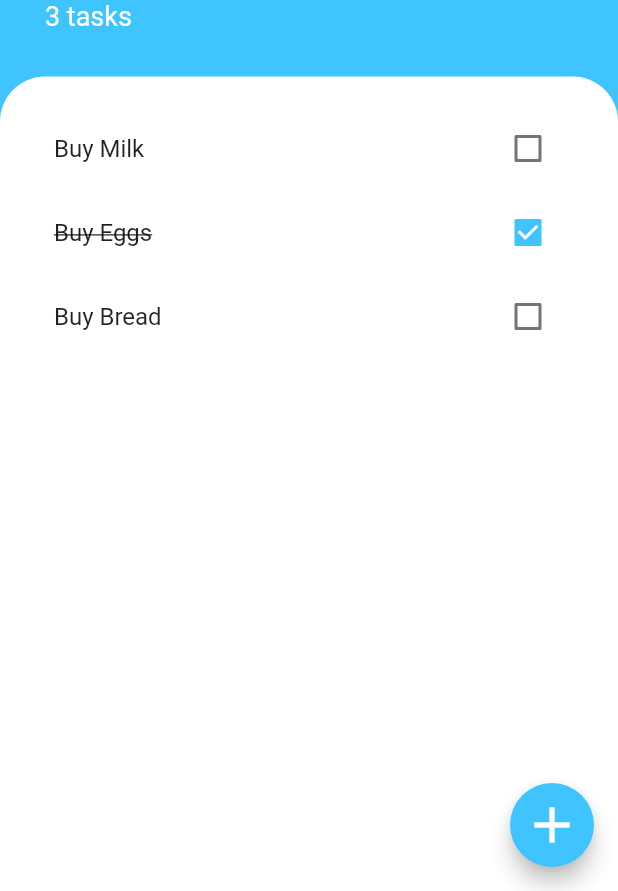
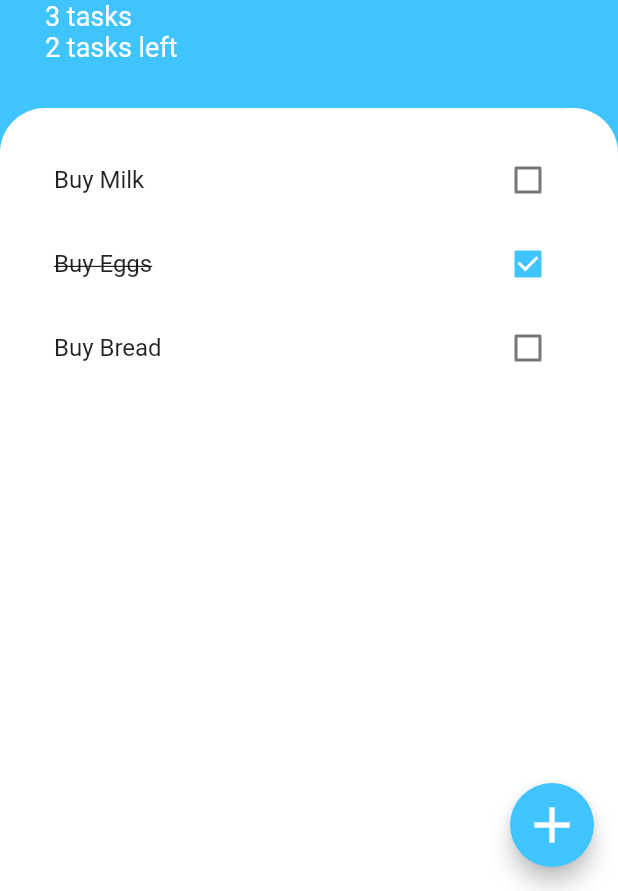
Before and after one commit to Jiaxen/flutter_todoey, a Flutter app: the screen it shows after launch, on a phone screen of 412 x 824 dp, the part 345-1236 px from its top. Run offline on Flutter 3.47's test engine with Material 2 defaults, Android fonts, the phone set to English and light mode, and no system bars.

Commit message:
Change to provider model

```diff
--- a/lib/main.dart
+++ b/lib/main.dart
@@ -1,5 +1,9 @@
 import 'package:flutter/material.dart';
 import 'package:todoey_flutter/screens/tasks_screen.dart';
+import 'package:provider/provider.dart';
+
+import 'model/task_data.dart';
+
 
 void main() {
   runApp(const MyApp());
@@ -10,8 +14,13 @@ class MyApp extends StatelessWidget {
 
   @override
   Widget build(BuildContext context) {
-    return MaterialApp(
-      home: TasksScreen(),
+    return ChangeNotifierProvider(
+      create: (BuildContext context) {
+        return TaskData();
+      },
+      child: MaterialApp(
+        home: TasksScreen(),
+      ),
     );
   }
 }
--- /dev/null
+++ b/lib/model/task_data.dart
@@ -0,0 +1,22 @@
+import 'package:flutter/foundation.dart';
+import 'task.dart';
+
+class TaskData extends ChangeNotifier {
+  List<Task> task_list = [
+    Task(label: 'Buy Milk', checked: false),
+    Task(label: 'Buy Eggs', checked: true),
+    Task(label: 'Buy Bread', checked: false),
+  ];
+
+    int get taskCount {
+      return task_list.length;
+    }
+
+    int get openTaskCount {
+        return task_list.where((element) => element.checked == false).length;
+    }
+
+    void addTask(String newTaskLabel) {
+      task_list.add(Task(label: newTaskLabel));
+    }
+}
--- a/lib/screens/add_task_screen.dart
+++ b/lib/screens/add_task_screen.dart
@@ -1,9 +1,8 @@
 import 'package:flutter/material.dart';
+import 'package:provider/provider.dart';
+import 'package:todoey_flutter/model/task_data.dart';
 
 class AddTaskScreen extends StatelessWidget {
-  AddTaskScreen({required this.onAddCallback});
-
-  late void Function(String?) onAddCallback;
 
   @override
   Widget build(BuildContext context) {
@@ -33,7 +32,7 @@ class AddTaskScreen extends StatelessWidget {
             child: Text('Add',
                 textAlign: TextAlign.center, style: TextStyle(fontSize: 16)),
             onPressed: (){
-              onAddCallback(newTaskLabel);
+              Provider.of<TaskData>(context).addTask(newTaskLabel);
             },
           )
         ]),
--- a/lib/screens/tasks_screen.dart
+++ b/lib/screens/tasks_screen.dart
@@ -1,20 +1,11 @@
 import 'package:flutter/material.dart';
-import 'package:todoey_flutter/model/task.dart';
 import 'package:todoey_flutter/screens/add_task_screen.dart';
 import 'package:todoey_flutter/widgets/task_list.dart';
+import 'package:provider/provider.dart';
+import 'package:todoey_flutter/model/task_data.dart';
 
-class TasksScreen extends StatefulWidget {
+class TasksScreen extends StatelessWidget {
 
-  @override
-  State<TasksScreen> createState() => _TasksScreenState();
-}
-
-class _TasksScreenState extends State<TasksScreen> {
-  List<Task> task_list = [
-    Task(label: 'Buy Milk', checked: false),
-    Task(label: 'Buy Eggs', checked: true),
-    Task(label: 'Buy Bread', checked: false),
-  ];
 
   @override
   Widget build(BuildContext context) {
@@ -26,13 +17,7 @@ class _TasksScreenState extends State<TasksScreen> {
           onPressed: () {
             showModalBottomSheet(
               context: context,
-              builder: (context) => AddTaskScreen(onAddCallback: (newTaskLabel) {
-                print(newTaskLabel);
-                setState(() {
-                  task_list.add(Task(label: newTaskLabel, checked: false));
-                });
-                Navigator.pop(context);
-                },),
+              builder: (context) => AddTaskScreen(),
               shape: RoundedRectangleBorder(
                 borderRadius: BorderRadius.circular(20.0),
               ),
@@ -66,7 +51,13 @@ class _TasksScreenState extends State<TasksScreen> {
                       fontWeight: FontWeight.w700),
                 ),
                 Text(
-                  '${task_list.length} tasks',
+                  '${Provider.of<TaskData>(context).taskCount} tasks',
+                  style: TextStyle(
+                    color: Colors.white,
+                    fontSize: 18,
+                  ),
+                ),                Text(
+                  '${Provider.of<TaskData>(context).openTaskCount} tasks left',
                   style: TextStyle(
                     color: Colors.white,
                     fontSize: 18,
@@ -82,7 +73,7 @@ class _TasksScreenState extends State<TasksScreen> {
                   borderRadius: BorderRadius.only(
                       topLeft: Radius.circular(30),
                       topRight: Radius.circular(30))),
-              child: TaskList(taskList: task_list,),
+              child: TaskList(),
             ),
           )
         ],
--- a/lib/widgets/task_list.dart
+++ b/lib/widgets/task_list.dart
@@ -1,30 +1,28 @@
 import 'package:flutter/material.dart';
 import 'package:todoey_flutter/widgets/task_tile.dart';
 import 'package:todoey_flutter/model/task.dart';
+import 'package:todoey_flutter/model/task_data.dart';
+import 'package:provider/provider.dart';
 
-
-class TaskList extends StatefulWidget {
-  const TaskList({this.taskList = const []});
-  final List<Task> taskList;
-
-  @override
-  State<TaskList> createState() => _TaskListState();
-}
-
-class _TaskListState extends State<TaskList> {
-
+class TaskList extends StatelessWidget {
   @override
   Widget build(BuildContext context) {
-    return ListView.builder(
-        padding: EdgeInsets.symmetric(vertical: 20, horizontal: 20),
-      itemCount: widget.taskList.length,
-      itemBuilder: (context, index) {
-        return TaskTile(label: widget.taskList[index].label, isChecked: widget.taskList[index].checked, onChangeCheckboxState: (checkBoxState){
-          setState(() {
-            widget.taskList[index].changeChecked();
-          });
-        });
-      }
+    return Consumer<TaskData>(
+      builder: (context, taskData, child) {
+      return ListView.builder(
+          padding: EdgeInsets.symmetric(vertical: 20, horizontal: 20),
+          itemCount: taskData.taskCount,
+          itemBuilder: (context, index) {
+            return TaskTile(label: taskData.task_list[index].label,
+                isChecked: taskData.task_list[index].checked,
+                onChangeCheckboxState: (checkBoxState){
+              // setState(() {
+              //   taskData.task_list[index].changeChecked();
+              // });
+            });
+          }
+      );
+      },
     );
   }
 }
--- a/pubspec.yaml
+++ b/pubspec.yaml
@@ -34,6 +34,7 @@ dependencies:
   # The following adds the Cupertino Icons font to your application.
   # Use with the CupertinoIcons class for iOS style icons.
   cupertino_icons: ^1.0.2
+  provider: ^6.0.2
 
 dev_dependencies:
   flutter_test:
```
Also changed, not shown: pubspec.lock.
